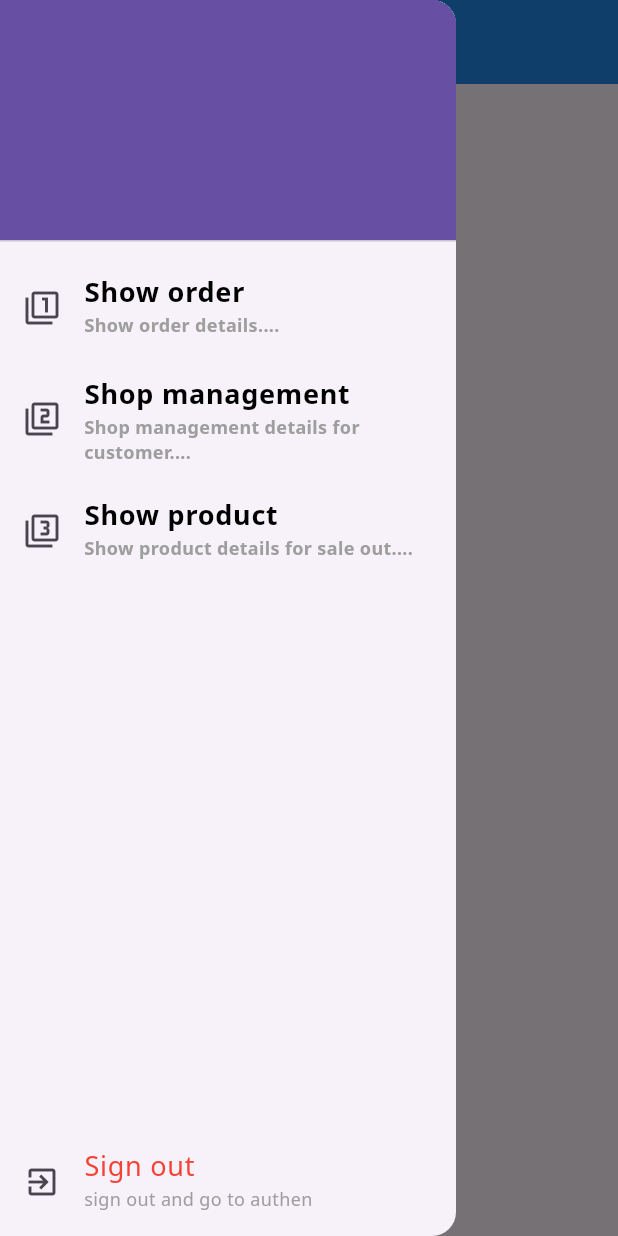
After one commit to TonAndToon/ShoppingMall, a Flutter app: the SellerService screen opened by its route, with the side drawer open, on a phone screen of 412 x 824 dp. The commit adds this screen. Run offline on Flutter 3.47's test engine with Material 3 defaults, Android fonts, the phone set to English and light mode, and no system bars; our stand-ins replace dio, geolocator, google_maps_flutter, image_picker, shared_preferences; accounts and stored records are empty.

Commit message:
video 26.2 - 30 20251216  5:56 PM

```diff
--- /dev/null
+++ b/lib/bodys/show_order_seller.dart
@@ -0,0 +1,15 @@
+import 'package:flutter/material.dart';
+
+class ShowOrderSeller extends StatefulWidget {
+  const ShowOrderSeller({super.key});
+
+  @override
+  State<ShowOrderSeller> createState() => _ShowOrderSellerState();
+}
+
+class _ShowOrderSellerState extends State<ShowOrderSeller> {
+  @override
+  Widget build(BuildContext context) {
+    return Scaffold(body: Text('This is Show order'));
+  }
+}
--- a/lib/states/create_account.dart
+++ b/lib/states/create_account.dart
@@ -564,7 +564,7 @@ class _CreateAccountState extends State<CreateAccount> {
         Container(
           width: size * 0.6,
           child: RadioListTile(
-            value: "Rider",
+            value: "rider",
             groupValue: typeUser,
             onChanged: (value) {
               setState(() {
--- a/lib/states/seller_service.dart
+++ b/lib/states/seller_service.dart
@@ -1,4 +1,10 @@
 import 'package:flutter/material.dart';
+import 'package:shoppingmall/bodys/shop_manage_seller.dart';
+import 'package:shoppingmall/bodys/show_order_seller.dart';
+import 'package:shoppingmall/bodys/show_product_seller.dart';
+import 'package:shoppingmall/utility/my_constant.dart';
+import 'package:shoppingmall/widgets/show_signout.dart';
+import 'package:shoppingmall/widgets/show_title.dart';
 
 class SellerService extends StatefulWidget {
   const SellerService({super.key});
@@ -8,8 +14,97 @@ class SellerService extends StatefulWidget {
 }
 
 class _SellerServiceState extends State<SellerService> {
+  List<Widget> widgets = [
+    ShowOrderSeller(),
+    ShopManageSeller(),
+    ShowProductSeller(),
+  ];
+  int indexWidget = 0;
   @override
   Widget build(BuildContext context) {
-    return Scaffold();
+    return Scaffold(
+      appBar: AppBar(
+        backgroundColor: MyConstant.primaryColor,
+        title: Text('Seller', style: MyConstant().h5NmWCl()),
+        iconTheme: IconThemeData(color: MyConstant.whColor),
+      ),
+      drawer: Drawer(
+        child: Stack(
+          children: [
+            ShowSignout(),
+            Column(
+              children: [
+                UserAccountsDrawerHeader(accountName: null, accountEmail: null),
+                menuShowOrder(),
+                menuShopManage(),
+                menuShowProduct(),
+              ],
+            ),
+          ],
+        ),
+      ),
+      body: widgets[indexWidget],
+    );
+  }
+
+  ListTile menuShowOrder() {
+    return ListTile(
+      onTap: () {
+        setState(() {
+          indexWidget = 0;
+          Navigator.pop(context);
+        });
+      },
+      leading: Icon(Icons.filter_1_outlined),
+      title: ShowTitle(title: 'Show order', textStyle: MyConstant().h5BBkCl()),
+      subtitle: ShowTitle(
+        title: 'Show order details....',
+        textStyle: MyConstant().h3BGrey2Cl(),
+      ),
+    );
+  }
+
+  ListTile menuShopManage() {
+    return ListTile(
+      onTap: () {
+        setState(() {
+          setState(() {
+            indexWidget = 1;
+            Navigator.pop(context);
+          });
+        });
+      },
+      leading: Icon(Icons.filter_2_outlined),
+      title: ShowTitle(
+        title: 'Shop management',
+        textStyle: MyConstant().h5BBkCl(),
+      ),
+      subtitle: ShowTitle(
+        title: 'Shop management details for customer....',
+        textStyle: MyConstant().h3BGrey2Cl(),
+      ),
+    );
+  }
+
+  ListTile menuShowProduct() {
+    return ListTile(
+      onTap: () {
+        setState(() {
+          setState(() {
+            indexWidget = 2;
+            Navigator.pop(context);
+          });
+        });
+      },
+      leading: Icon(Icons.filter_3_outlined),
+      title: ShowTitle(
+        title: 'Show product',
+        textStyle: MyConstant().h5BBkCl(),
+      ),
+      subtitle: ShowTitle(
+        title: 'Show product details for sale out....',
+        textStyle: MyConstant().h3BGrey2Cl(),
+      ),
+    );
   }
 }
--- a/lib/utility/my_constant.dart
+++ b/lib/utility/my_constant.dart
@@ -3,7 +3,7 @@ import 'package:flutter/material.dart';
 class MyConstant {
   //General
   static String appName = 'Shopping Mall';
-  static String domain = 'https://76455809e099.ngrok-free.app';
+  static String domain = 'https://aa7efb24eebc.ngrok-free.app';
 
   //Route
   static String routeAuthen = '/authen';
--- /dev/null
+++ b/lib/widgets/show_signout.dart
@@ -0,0 +1,39 @@
+import 'package:flutter/material.dart';
+import 'package:shared_preferences/shared_preferences.dart';
+import 'package:shoppingmall/utility/my_constant.dart';
+import 'package:shoppingmall/widgets/show_title.dart';
+
+class ShowSignout extends StatelessWidget {
+  const ShowSignout({super.key});
+
+  @override
+  Widget build(BuildContext context) {
+    return Column(
+      mainAxisAlignment: MainAxisAlignment.end,
+      children: [
+        ListTile(
+          onTap: () async {
+            SharedPreferences preferences =
+                await SharedPreferences.getInstance();
+            preferences.clear().then(
+              (value) => Navigator.pushNamedAndRemoveUntil(
+                context,
+                MyConstant.routeAuthen,
+                (route) => false,
+              ),
+            );
+          },
+          leading: Icon(Icons.exit_to_app),
+          title: ShowTitle(
+            title: 'Sign out',
+            textStyle: MyConstant().h5NmRdCl(),
+          ),
+          subtitle: ShowTitle(
+            title: 'sign out and go to authen',
+            textStyle: MyConstant().h3NmGrey2Cl(),
+          ),
+        ),
+      ],
+    );
+}
+}
--- a/pubspec.yaml
+++ b/pubspec.yaml
@@ -38,6 +38,7 @@ dependencies:
   geolocator: ^14.0.2
   google_maps_flutter: ^2.14.0
   dio: ^5.9.0
+  shared_preferences: ^2.5.3
 
 dev_dependencies:
   flutter_test:
```
Also changed, not shown: lib/bodys/shop_manage_seller.dart (added, +15 -0 lines), lib/bodys/show_product_seller.dart (added, +15 -0 lines), lib/main.dart (+26 -3 lines), lib/states/authen.dart (+23 -3 lines), lib/states/buyer_service.dart (+12 -1 lines), lib/states/rider_service.dart (+10 -1 lines), pubspec.lock, 1 other file.
